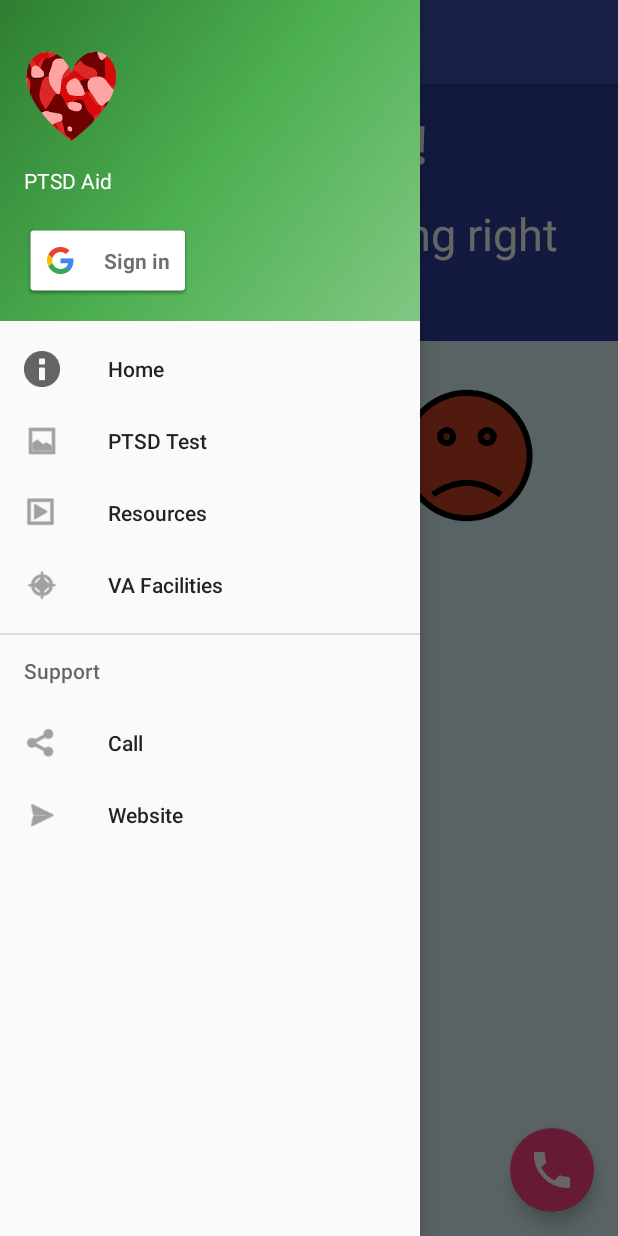
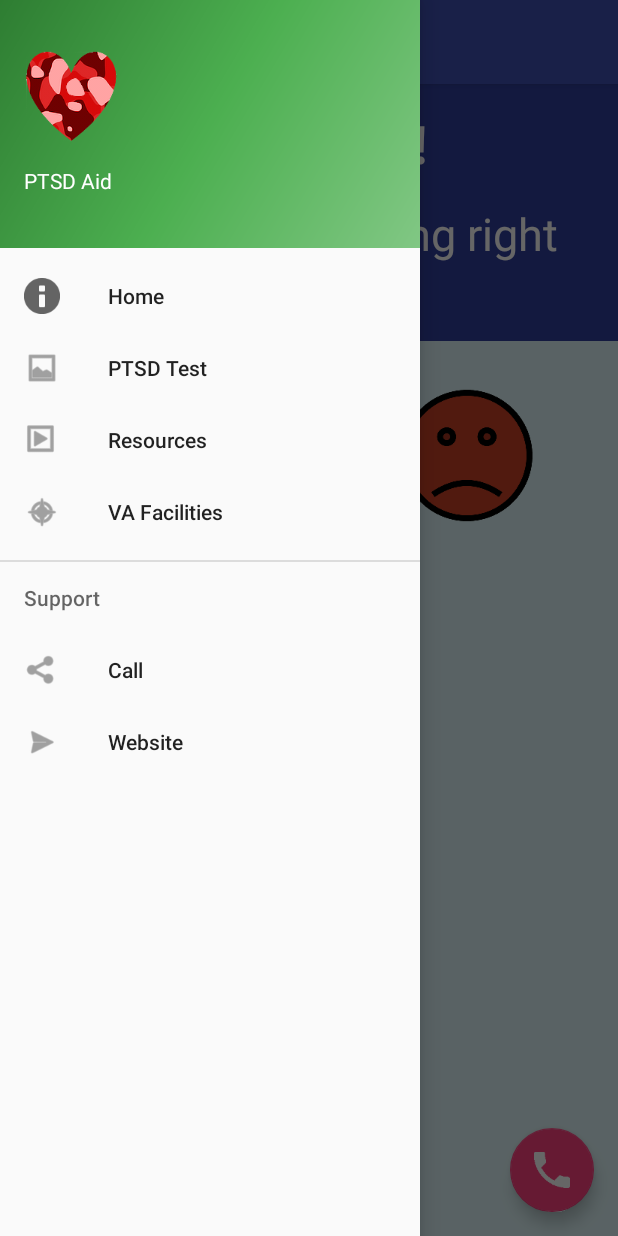
Before and after one commit to TylerCarberry/PTSD-Aid, an Android app: the screen it shows after launch (MainActivity), with the side drawer open, on a phone screen of 412 x 824 dp. Run offline under Robolectric (Android 15) with nearby library versions, the phone set to English and light mode, and no system bars; our stand-ins replace Firebase (no records; nobody signed in at launch, a user with empty details on screens opened directly), Volley; libraries missing offline, so code that uses them is left out: angtrim.com.fivestarslibrary; 8 statements that could not run were skipped.

Commit message:
Hide sign in button
There is a bug with Firebase and nobody can sign in.

See https://status.firebase.google.com/incident/Authentication/16001

```diff
--- a/app/src/main/res/layout/nav_header_main.xml
+++ b/app/src/main/res/layout/nav_header_main.xml
@@ -38,6 +38,7 @@
     <com.google.android.gms.common.SignInButton
         android:id="@+id/button_sign_in"
         android:layout_width="wrap_content"
-        android:layout_height="wrap_content"/>
+        android:layout_height="wrap_content"
+        android:visibility="gone"/>
 
 </LinearLayout>
```
